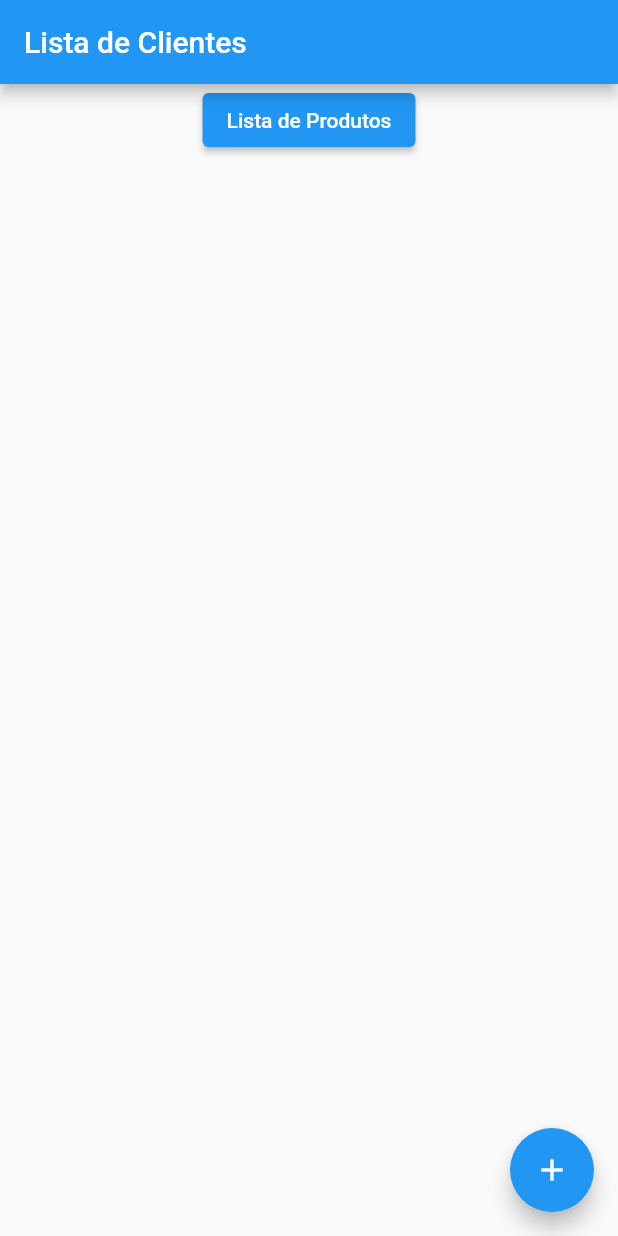
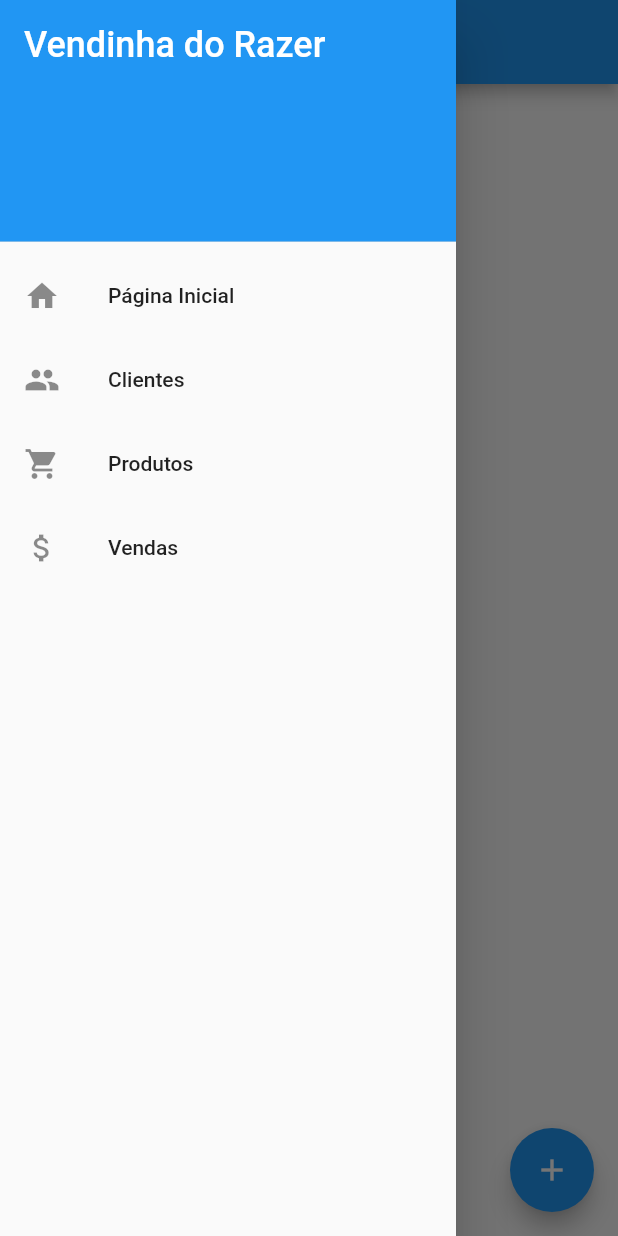
Before and after one commit to raphael-ros/ProjetoRazer, a Flutter app: the screen it shows after launch, with the side drawer open (before the commit the screen has no drawer), on a phone screen of 412 x 824 dp. Run offline on Flutter 3.47's test engine with Material 2 defaults, Android fonts, the light colour scheme and no system bars; our stand-ins replace mask_text_input_formatter.

Commit message:
Adiciona Drawer

```diff
--- a/projetorazer/lib/main.dart
+++ b/projetorazer/lib/main.dart
@@ -1,8 +1,8 @@
 import 'package:flutter/material.dart';
-import 'package:mask_text_input_formatter/mask_text_input_formatter.dart';
 import 'package:projetorazer/produtos.dart';
 import 'classCliente.dart';
-import '';
+import 'package:projetorazer/widgets/drawer.dart';
+import 'package:mask_text_input_formatter/mask_text_input_formatter.dart';
 
 void main() {
   runApp(const MyApp());
@@ -32,12 +32,10 @@ class ClientesScreen extends StatefulWidget {
 class _ClientesScreenState extends State<ClientesScreen> {
   List<Cliente> clientes = []; // Lista de clientes
 
-
   void trocaTela() {
     Navigator.push(
         context, MaterialPageRoute(builder: (context) => ProdutosScreen()));
   }
-
 
   @override
   Widget build(BuildContext context) {
@@ -45,6 +43,7 @@ class _ClientesScreenState extends State<ClientesScreen> {
       appBar: AppBar(
         title: Text('Lista de Clientes'),
       ),
+      drawer: AppDrawer(), // Adicionando o Drawer aqui
       body: Column(
         children: [
           ElevatedButton(
--- /dev/null
+++ b/projetorazer/lib/widgets/drawer.dart
@@ -0,0 +1,71 @@
+import 'package:flutter/material.dart';
+
+class AppDrawer extends StatelessWidget {
+  Widget _createHeader() {
+    return DrawerHeader(
+      decoration: BoxDecoration(
+        color: Colors.blue,
+      ),
+      child: Text(
+        'Vendinha do Razer',
+        style: TextStyle(
+          color: Colors.white,
+          fontSize: 24,
+        ),
+      ),
+    );
+  }
+
+  Widget _createDrawerItem({
+    required IconData icon,
+    required String text,
+    required GestureTapCallback onTap,
+  }) {
+    return ListTile(
+      leading: Icon(icon),
+      title: Text(text),
+      onTap: onTap,
+    );
+  }
+
+  @override
+  Widget build(BuildContext context) {
+    return Drawer(
+      child: ListView(
+        padding: EdgeInsets.zero,
+        children: <Widget>[
+          _createHeader(),
+          _createDrawerItem(
+            icon: Icons.home,
+            text: 'Página Inicial',
+            onTap: () {
+              // Implemente a navegação para a página inicial aqui.
+            },
+          ),
+          _createDrawerItem(
+            icon: Icons.people,
+            text: 'Clientes',
+            onTap: () {
+              // Implemente a navegação para a tela de clientes aqui.
+            },
+          ),
+          _createDrawerItem(
+            icon: Icons.shopping_cart,
+            text: 'Produtos',
+            onTap: () {
+              // Implemente a navegação para a tela de produtos aqui.
+            },
+          ),
+          _createDrawerItem(
+            icon: Icons.attach_money,
+            text: 'Vendas',
+            onTap: () {
+              // Implemente a navegação para a tela de vendas aqui.
+            },
+          ),
+          // Adicione mais itens de menu conforme necessário.
+        ],
+      ),
+    );
+  }
+}
```
